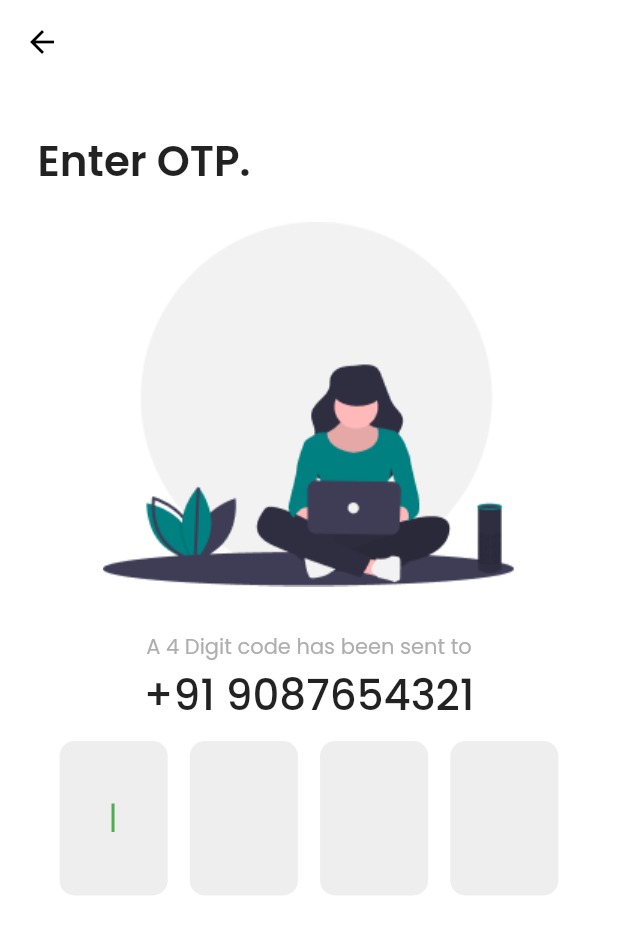
After one commit to CrossroadsAcademy/queue-user-frontend, a Flutter app: the ResentOTPScreen screen opened directly, on a phone screen of 412 x 824 dp. The commit adds this screen. Shown: the top 934 px of the screen. Run offline on Flutter 3.47's test engine with Material 2 defaults, Android fonts, the phone set to English and light mode, and no system bars; our stand-ins replace google_fonts.

Commit message:
resent otp screen ui complete

```diff
--- a/lib/presentation/forgot_password/forgotpassword_screen.dart
+++ b/lib/presentation/forgot_password/forgotpassword_screen.dart
@@ -71,7 +71,9 @@ class ForgotPasswordScreen extends StatelessWidget {
               Center(
                 child: ElvatedButtonWidget(
                   buttonText: 'Get OTP',
-                  onpressed: () {},
+                  onpressed: () {
+
+                  },
                 ),
               ),
             ],
--- /dev/null
+++ b/lib/presentation/resent_otp_screen/resent_otp_screen.dart
@@ -0,0 +1,79 @@
+import 'package:flutter/material.dart';
+
+import '../constant/color/colors.dart';
+import '../constant/font/google_font.dart';
+import '../constant/size/constant_size.dart';
+import '../widget/otp_text_field/otp_text_field.dart';
+
+class ResentOTPScreen extends StatelessWidget {
+  ResentOTPScreen({super.key});
+  final TextEditingController _sampleController = TextEditingController();
+
+  @override
+  Widget build(BuildContext context) {
+    return Scaffold(
+      backgroundColor: appBgColor,
+      appBar: AppBar(
+        backgroundColor: appBgColor,
+        elevation: 0,
+        iconTheme: const IconThemeData(
+          color: appBlackColor,
+        ),
+      ),
+      body: SingleChildScrollView(
+        child: Padding(
+          padding: const EdgeInsets.symmetric(horizontal: 25),
+          child: Column(
+            children: <Widget>[
+              Column(
+                crossAxisAlignment: CrossAxisAlignment.start,
+                children: <Widget>[
+                  kHeight,
+                  Text(
+                    'Enter OTP.',
+                    style: GoogleFont.headTextStyle,
+                  ),
+                  kHeight20,
+                  Center(child: Image.asset('assets/images/otp.png')),
+                ],
+              ),
+              kHeight,
+              Column(
+                children: <Widget>[
+                  Text(
+                    'A 4 Digit code has been sent to',
+                    style: GoogleFont.subHeadTextStyle,
+                  ),
+                  Text(
+                    '+91 9087654321',
+                    style: GoogleFont.otpTextStyle,
+                  ),
+                  kHeight10,
+                  Row(
+                    mainAxisAlignment: MainAxisAlignment.spaceEvenly,
+                    children: <Widget>[
+                      OtpTextField(
+                        isFocused: true,
+                        controller: _sampleController,
+                      ),
+                      OtpTextField(
+                        controller: _sampleController,
+                      ),
+                      OtpTextField(
+                        controller: _sampleController,
+                      ),
+                      OtpTextField(
+                        controller: _sampleController,
+                      ),
+                    ],
+                  ),
+                  kHeight,
+                ],
+              )
+            ],
+          ),
+        ),
+      ),
+    );
+  }
+}
```
